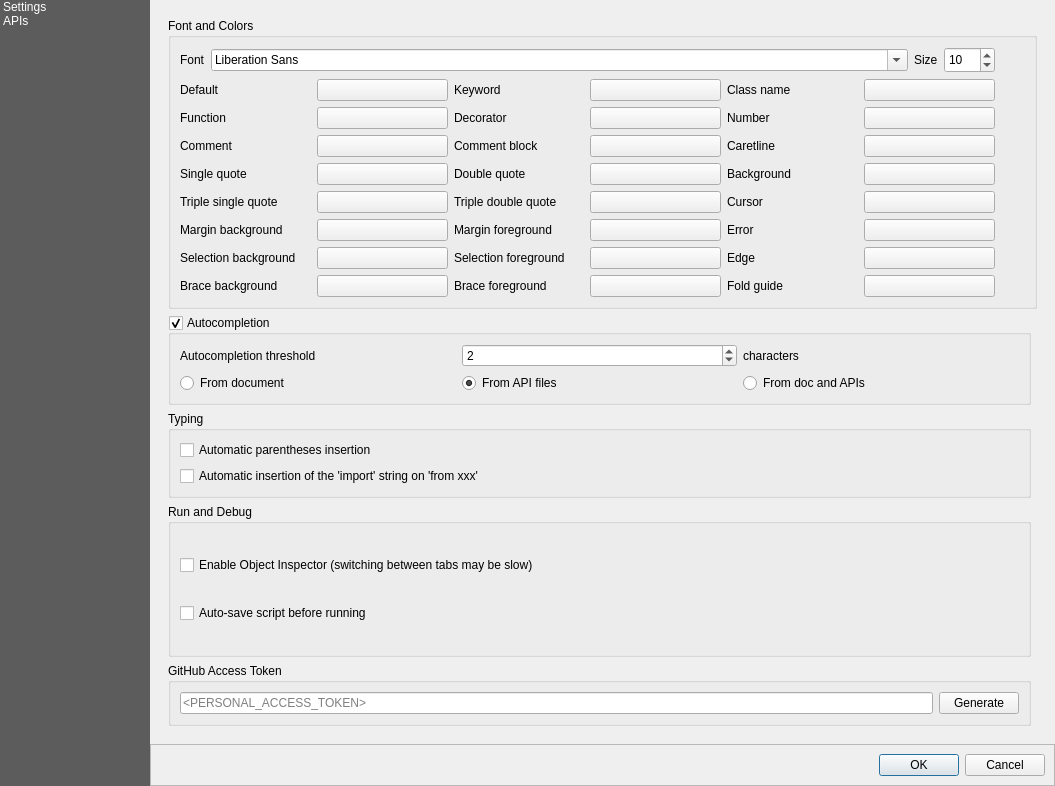
First picture: the form in python/console/console_settings.ui, repository qgis/QGIS, before the edit.
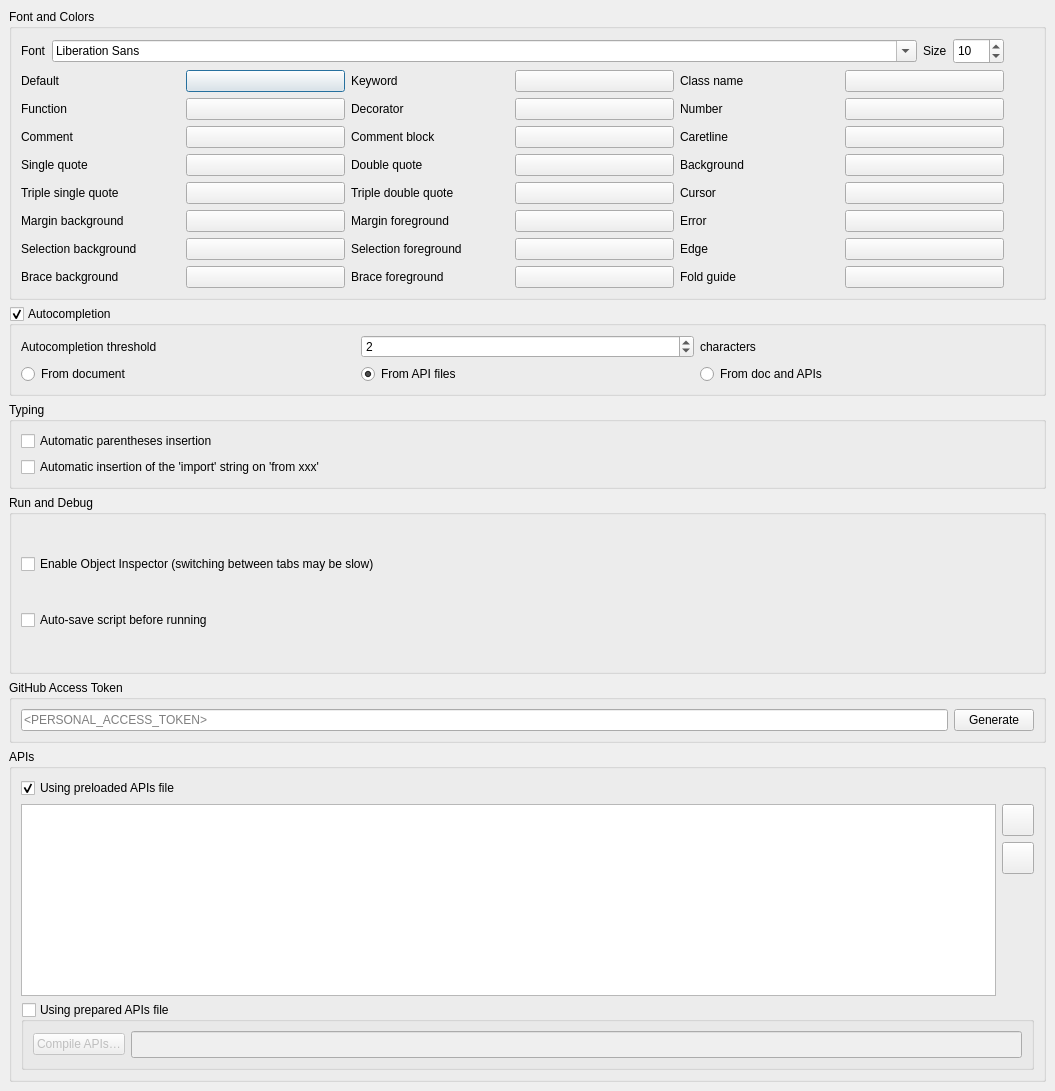
Second picture: the form after the edit. Icons and pictures are not drawn. Custom widgets are drawn as their Qt base class.

Commit message: [pyqgis-console] move console options to main app options

Patch:
```diff
--- a/python/console/console_settings.ui
+++ b/python/console/console_settings.ui
@@ -10,7 +10,7 @@
     <x>0</x>
     <y>0</y>
     <width>1055</width>
-    <height>786</height>
+    <height>1091</height>
    </rect>
   </property>
   <property name="sizePolicy">
@@ -34,7 +34,7 @@
   <property name="modal">
    <bool>true</bool>
   </property>
-  <layout class="QGridLayout" name="gridLayout_2">
+  <layout class="QGridLayout" name="gridLayout_16">
    <property name="leftMargin">
     <number>0</number>
    </property>
@@ -47,17 +47,7 @@
    <property name="bottomMargin">
     <number>0</number>
    </property>
-   <property name="spacing">
-    <number>0</number>
-   </property>
-   <item row="0" column="1">
-    <widget class="QStackedWidget" name="stackedWidget">
-     <property name="currentIndex">
-      <number>0</number>
-     </property>
-     <widget class="QWidget" name="page">
-      <layout class="QGridLayout" name="gridLayout_18">
-       <item row="0" column="0" rowspan="2">
+   <item row="0" column="0">
         <widget class="QScrollArea" name="scrollArea">
          <property name="frameShape">
           <enum>QFrame::NoFrame</enum>
@@ -70,135 +60,12 @@
            <rect>
             <x>0</x>
             <y>0</y>
-            <width>881</width>
-            <height>722</height>
-           </rect>
-          </property>
-          <layout class="QGridLayout" name="gridLayout_4">
-           <item row="3" column="0">
-            <widget class="QgsCollapsibleGroupBox" name="groupBoxRunDebugEditor">
-             <property name="sizePolicy">
-              <sizepolicy hsizetype="MinimumExpanding" vsizetype="MinimumExpanding">
-               <horstretch>0</horstretch>
-               <verstretch>0</verstretch>
-              </sizepolicy>
-             </property>
-             <property name="title">
-              <string>Run and Debug</string>
-             </property>
-             <property name="collapsed" stdset="0">
-              <bool>false</bool>
-             </property>
-             <property name="saveCollapsedState" stdset="0">
-              <bool>true</bool>
-             </property>
-             <layout class="QGridLayout" name="gridLayout_21">
+        <width>1055</width>
+        <height>1091</height>
+       </rect>
+      </property>
+      <layout class="QGridLayout" name="gridLayout">
               <item row="0" column="0">
-               <widget class="QCheckBox" name="enableObjectInspector">
-                <property name="text">
-                 <string>Enable Object Inspector (switching between tabs may be slow)</string>
-                </property>
-                <property name="checked">
-                 <bool>false</bool>
-                </property>
-               </widget>
-              </item>
-              <item row="1" column="0">
-               <widget class="QCheckBox" name="autoSaveScript">
-                <property name="text">
-                 <string>Auto-save script before running</string>
-                </property>
-               </widget>
-              </item>
-             </layout>
-            </widget>
-           </item>
-           <item row="1" column="0">
-            <widget class="QgsCollapsibleGroupBox" name="groupBoxAutoCompletion">
-             <property name="title">
-              <string>Autocompletion</string>
-             </property>
-             <property name="checkable">
-              <bool>true</bool>
-             </property>
-             <property name="checked">
-              <bool>true</bool>
-             </property>
-             <property name="collapsed" stdset="0">
-              <bool>false</bool>
-             </property>
-             <property name="saveCheckedState" stdset="0">
-              <bool>true</bool>
-             </property>
-             <property name="saveCollapsedState" stdset="0">
-              <bool>true</bool>
-             </property>
-             <layout class="QGridLayout" name="gridLayout_5">
-              <item row="1" column="0" colspan="3">
-               <layout class="QGridLayout" name="layoutRadioButton">
-                <item row="0" column="2">
-                 <widget class="QRadioButton" name="autoCompFromDocAPI">
-                  <property name="toolTip">
-                   <string>Get autocompletion from current document and installed APIs</string>
-                  </property>
-                  <property name="text">
-                   <string>From doc and APIs</string>
-                  </property>
-                 </widget>
-                </item>
-                <item row="0" column="1">
-                 <widget class="QRadioButton" name="autoCompFromAPI">
-                  <property name="toolTip">
-                   <string>Get autocompletion from installed APIs</string>
-                  </property>
-                  <property name="text">
-                   <string>From API files</string>
-                  </property>
-                  <property name="checked">
-                   <bool>true</bool>
-                  </property>
-                 </widget>
-                </item>
-                <item row="0" column="0">
-                 <widget class="QRadioButton" name="autoCompFromDoc">
-                  <property name="toolTip">
-                   <string>Get autocompletion from current document</string>
-                  </property>
-                  <property name="text">
-                   <string>From document</string>
-                  </property>
-                 </widget>
-                </item>
-               </layout>
-              </item>
-              <item row="0" column="2">
-               <widget class="QLabel" name="label_36">
-                <property name="text">
-                 <string>characters</string>
-                </property>
-               </widget>
-              </item>
-              <item row="0" column="0">
-               <widget class="QLabel" name="label_6">
-                <property name="text">
-                 <string>Autocompletion threshold</string>
-                </property>
-               </widget>
-              </item>
-              <item row="0" column="1">
-               <widget class="QSpinBox" name="autoCompThreshold">
-                <property name="maximum">
-                 <number>10</number>
-                </property>
-                <property name="value">
-                 <number>2</number>
-                </property>
-               </widget>
-              </item>
-             </layout>
-            </widget>
-           </item>
-           <item row="0" column="0" colspan="2">
             <widget class="QgsCollapsibleGroupBox" name="groupBoxFontColor">
              <property name="sizePolicy">
               <sizepolicy hsizetype="MinimumExpanding" vsizetype="MinimumExpanding">
@@ -645,6 +512,91 @@
              </layout>
             </widget>
            </item>
+       <item row="1" column="0">
+        <widget class="QgsCollapsibleGroupBox" name="groupBoxAutoCompletion">
+         <property name="title">
+          <string>Autocompletion</string>
+         </property>
+         <property name="checkable">
+          <bool>true</bool>
+         </property>
+         <property name="checked">
+          <bool>true</bool>
+         </property>
+         <property name="collapsed" stdset="0">
+          <bool>false</bool>
+         </property>
+         <property name="saveCheckedState" stdset="0">
+          <bool>true</bool>
+         </property>
+         <property name="saveCollapsedState" stdset="0">
+          <bool>true</bool>
+         </property>
+         <layout class="QGridLayout" name="gridLayout_5">
+          <item row="0" column="2">
+           <widget class="QLabel" name="label_36">
+            <property name="text">
+             <string>characters</string>
+            </property>
+           </widget>
+          </item>
+          <item row="0" column="1">
+           <widget class="QSpinBox" name="autoCompThreshold">
+            <property name="maximum">
+             <number>10</number>
+            </property>
+            <property name="value">
+             <number>2</number>
+            </property>
+           </widget>
+          </item>
+          <item row="0" column="0">
+           <widget class="QLabel" name="label_6">
+            <property name="text">
+             <string>Autocompletion threshold</string>
+            </property>
+           </widget>
+          </item>
+          <item row="1" column="0" colspan="3">
+           <layout class="QGridLayout" name="layoutRadioButton">
+            <item row="0" column="2">
+             <widget class="QRadioButton" name="autoCompFromDocAPI">
+              <property name="toolTip">
+               <string>Get autocompletion from current document and installed APIs</string>
+              </property>
+              <property name="text">
+               <string>From doc and APIs</string>
+              </property>
+             </widget>
+            </item>
+            <item row="0" column="1">
+             <widget class="QRadioButton" name="autoCompFromAPI">
+              <property name="toolTip">
+               <string>Get autocompletion from installed APIs</string>
+              </property>
+              <property name="text">
+               <string>From API files</string>
+              </property>
+              <property name="checked">
+               <bool>true</bool>
+              </property>
+             </widget>
+            </item>
+            <item row="0" column="0">
+             <widget class="QRadioButton" name="autoCompFromDoc">
+              <property name="toolTip">
+               <string>Get autocompletion from current document</string>
+              </property>
+              <property name="text">
+               <string>From document</string>
+              </property>
+             </widget>
+            </item>
+           </layout>
+          </item>
+         </layout>
+        </widget>
+       </item>
            <item row="2" column="0">
             <widget class="QgsCollapsibleGroupBox" name="groupBox_4">
              <property name="title">
@@ -678,6 +630,44 @@
              </layout>
             </widget>
            </item>
+       <item row="3" column="0">
+        <widget class="QgsCollapsibleGroupBox" name="groupBoxRunDebugEditor">
+         <property name="sizePolicy">
+          <sizepolicy hsizetype="MinimumExpanding" vsizetype="MinimumExpanding">
+           <horstretch>0</horstretch>
+           <verstretch>0</verstretch>
+          </sizepolicy>
+         </property>
+         <property name="title">
+          <string>Run and Debug</string>
+         </property>
+         <property name="collapsed" stdset="0">
+          <bool>false</bool>
+         </property>
+         <property name="saveCollapsedState" stdset="0">
+          <bool>true</bool>
+         </property>
+         <layout class="QGridLayout" name="gridLayout_21">
+          <item row="0" column="0">
+           <widget class="QCheckBox" name="enableObjectInspector">
+            <property name="text">
+             <string>Enable Object Inspector (switching between tabs may be slow)</string>
+            </property>
+            <property name="checked">
+             <bool>false</bool>
+            </property>
+           </widget>
+          </item>
+          <item row="1" column="0">
+           <widget class="QCheckBox" name="autoSaveScript">
+            <property name="text">
+             <string>Auto-save script before running</string>
+            </property>
+           </widget>
+          </item>
+         </layout>
+        </widget>
+       </item>
            <item row="4" column="0">
             <widget class="QGroupBox" name="groupBox">
              <property name="title">
@@ -701,16 +691,8 @@
              </layout>
             </widget>
            </item>
-          </layout>
-         </widget>
-        </widget>
-       </item>
-      </layout>
-     </widget>
-     <widget class="QWidget" name="page_2">
-      <layout class="QGridLayout" name="gridLayout_16">
-       <item row="0" column="0">
-        <widget class="QGroupBox" name="groupBox_2">
+       <item row="5" column="0">
+        <widget class="QgsCollapsibleGroupBox" name="groupBox_2">
          <property name="title">
           <string>APIs</string>
          </property>
@@ -726,7 +708,7 @@
            </widget>
           </item>
           <item row="1" column="0">
-           <layout class="QGridLayout" name="gridLayout">
+           <layout class="QGridLayout" name="gridLayout_2">
             <item row="0" column="1">
              <layout class="QVBoxLayout" name="verticalLayout">
               <item>
@@ -909,95 +891,6 @@
      </widget>
     </widget>
    </item>
-   <item row="0" column="0" rowspan="3">
-    <widget class="QListWidget" name="mOptionsListWidget">
-     <property name="minimumSize">
-      <size>
-       <width>58</width>
-       <height>0</height>
-      </size>
-     </property>
-     <property name="maximumSize">
-      <size>
-       <width>150</width>
-       <height>16777215</height>
-      </size>
-     </property>
-     <property name="styleSheet">
-      <string notr="true">background: #5C5C5C; color: white;</string>
-     </property>
-     <property name="frameShape">
-      <enum>QFrame::NoFrame</enum>
-     </property>
-     <property name="horizontalScrollBarPolicy">
-      <enum>Qt::ScrollBarAlwaysOff</enum>
-     </property>
-     <property name="editTriggers">
-      <set>QAbstractItemView::NoEditTriggers</set>
-     </property>
-     <property name="iconSize">
-      <size>
-       <width>32</width>
-       <height>32</height>
-      </size>
-     </property>
-     <property name="textElideMode">
-      <enum>Qt::ElideNone</enum>
-     </property>
-     <property name="resizeMode">
-      <enum>QListView::Adjust</enum>
-     </property>
-     <property name="wordWrap">
-      <bool>true</bool>
-     </property>
-     <item>
-      <property name="text">
-       <string>Settings</string>
-      </property>
-      <property name="toolTip">
-       <string>Console settings</string>
-      </property>
-      <property name="icon">
-       <iconset>
-        <normaloff>:/images/themes/default/propertyicons/system.svg</normaloff>:/images/themes/default/propertyicons/system.svg</iconset>
-      </property>
-     </item>
-     <item>
-      <property name="text">
-       <string>APIs</string>
-      </property>
-      <property name="toolTip">
-       <string> APIs file settings for autocompletion</string>
-      </property>
-      <property name="icon">
-       <iconset>
-        <normaloff>:/images/themes/default/propertyicons/attributes.svg</normaloff>:/images/themes/default/propertyicons/attributes.svg</iconset>
-      </property>
-     </item>
-    </widget>
-   </item>
-   <item row="2" column="1">
-    <widget class="QFrame" name="frame">
-     <property name="frameShape">
-      <enum>QFrame::StyledPanel</enum>
-     </property>
-     <property name="frameShadow">
-      <enum>QFrame::Raised</enum>
-     </property>
-     <layout class="QHBoxLayout" name="horizontalLayout_2">
-      <item>
-       <widget class="QDialogButtonBox" name="buttonBox">
-        <property name="orientation">
-         <enum>Qt::Horizontal</enum>
-        </property>
-        <property name="standardButtons">
-         <set>QDialogButtonBox::Cancel|QDialogButtonBox::Ok</set>
-        </property>
-       </widget>
-      </item>
-     </layout>
-    </widget>
-   </item>
   </layout>
  </widget>
  <customwidgets>
```
Left out of the diff: 53 changed lines with no effect on the pictures. Lines whose indentation alone changed are shown as unchanged. The commit also changes 5 other files.
